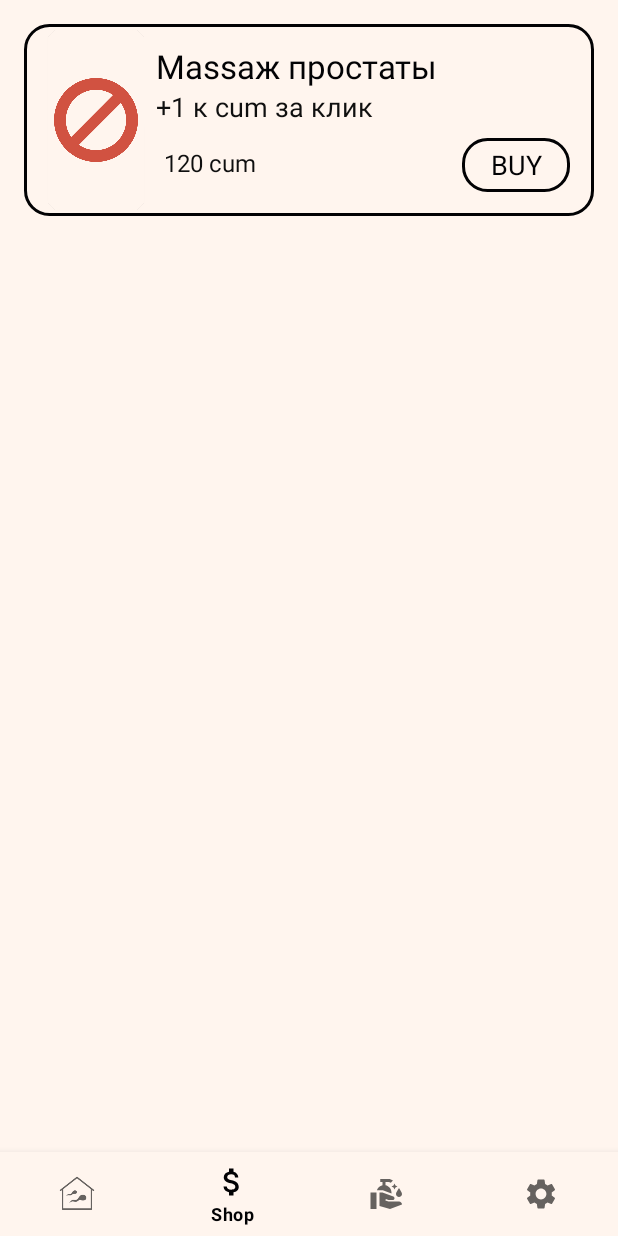
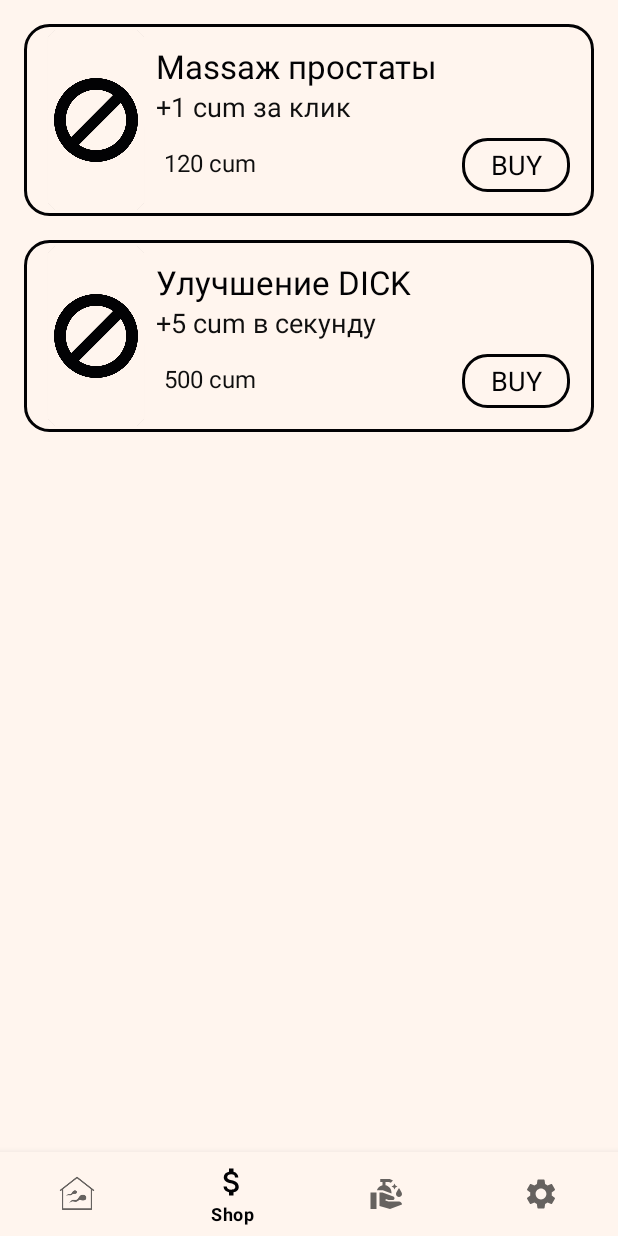
Before and after one commit to bozya02/CLicker, an Android app: the screen it shows after launch (GameActivity), item 2 of the bottom bar chosen, on a phone screen of 412 x 824 dp. Run offline under Robolectric (Android 15) with nearby library versions, the phone set to English and light mode, and no system bars; pictures from the network do not load.

Commit message:
second shop item

```diff
--- a/app/src/main/java/vlados/dudos/myapplication/Case.kt
+++ b/app/src/main/java/vlados/dudos/myapplication/Case.kt
@@ -31,5 +31,6 @@ object Case {
         priceCPC = (priceCPC * cpcCoef).toInt()
         App.dm.setPriceCPC(priceCPC)
     }
-    var shopList: List<ShopItem> = listOf(ShopItem("", "Мassаж простаты", "+1 к cum за клик", 0, priceCPC))
+    var shopList: List<ShopItem> = listOf(ShopItem("", "Мassаж простаты", "+1 cum за клик", 0, priceCPC),
+    ShopItem("https://www.seekpng.com/png/full/12-120961_up-arrow-png-picture-up-arrow-png.png", nameItem = "Улучшение DICK", "+5 cum в секунду", 5, 500))
 }
--- a/app/src/main/res/layout/shop_item.xml
+++ b/app/src/main/res/layout/shop_item.xml
@@ -3,7 +3,8 @@
     xmlns:app="http://schemas.android.com/apk/res-auto"
     android:layout_width="match_parent"
     android:layout_height="128dp"
-    android:background="@drawable/stroke_white">
+    android:background="@drawable/stroke_white"
+    android:layout_marginBottom="16dp">
 
     <com.google.android.material.card.MaterialCardView
         android:id="@+id/materialCardView"
@@ -24,7 +25,8 @@
             android:layout_height="match_parent"
             android:layout_margin="4dp"
             android:contentDescription="@string/shop_img"
-            android:src="@drawable/block" />
+            android:src="@drawable/block"
+            app:tint="@color/main_text_color" />
     </com.google.android.material.card.MaterialCardView>
 
     <TextView
```
